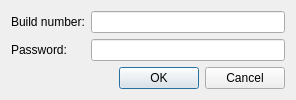
This is client/src/ui/dialogs/build_number_dialog.ui in networkoptix/nx_open as Qt 5 draws it before an edit. The edited form follows.
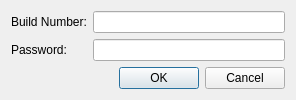
This is the edited form.

The edit to the form file:
```diff
--- a/client/src/ui/dialogs/build_number_dialog.ui
+++ b/client/src/ui/dialogs/build_number_dialog.ui
@@ -19,7 +19,7 @@
      <item row="0" column="0">
       <widget class="QLabel" name="buildNumberLabel">
        <property name="text">
-        <string>Build number:</string>
+        <string>Build Number:</string>
        </property>
       </widget>
      </item>
```
Left out of the diff: 2 changed lines with no effect on the pictures.
